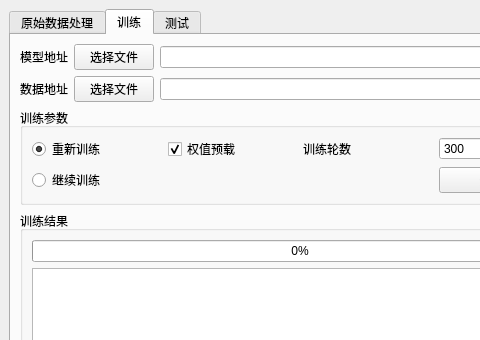
xzcdgit/Yolov8Tools, file main.ui: the form before one commit; both pictures show x 0 to 480 and y 0 to 340 of the 600 by 429 pixel window.
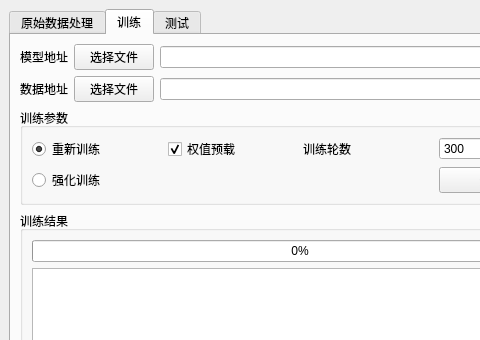
The form after the commit. The open tabs and pages were chosen to show the change.

Commit message: feat: 完善了UI部分，现在训练时会有回调函数展示进度

The edit to the form file:
```diff
--- a/main.ui
+++ b/main.ui
@@ -283,7 +283,7 @@
            <item row="1" column="0" colspan="2">
             <widget class="QRadioButton" name="radioButton_train_resume">
              <property name="text">
-              <string>继续训练</string>
+              <string>强化训练</string>
              </property>
              <property name="checked">
               <bool>false</bool>
```
Left out of the diff: 59 changed lines with no effect on the pictures. The commit also changes 3 other files.
